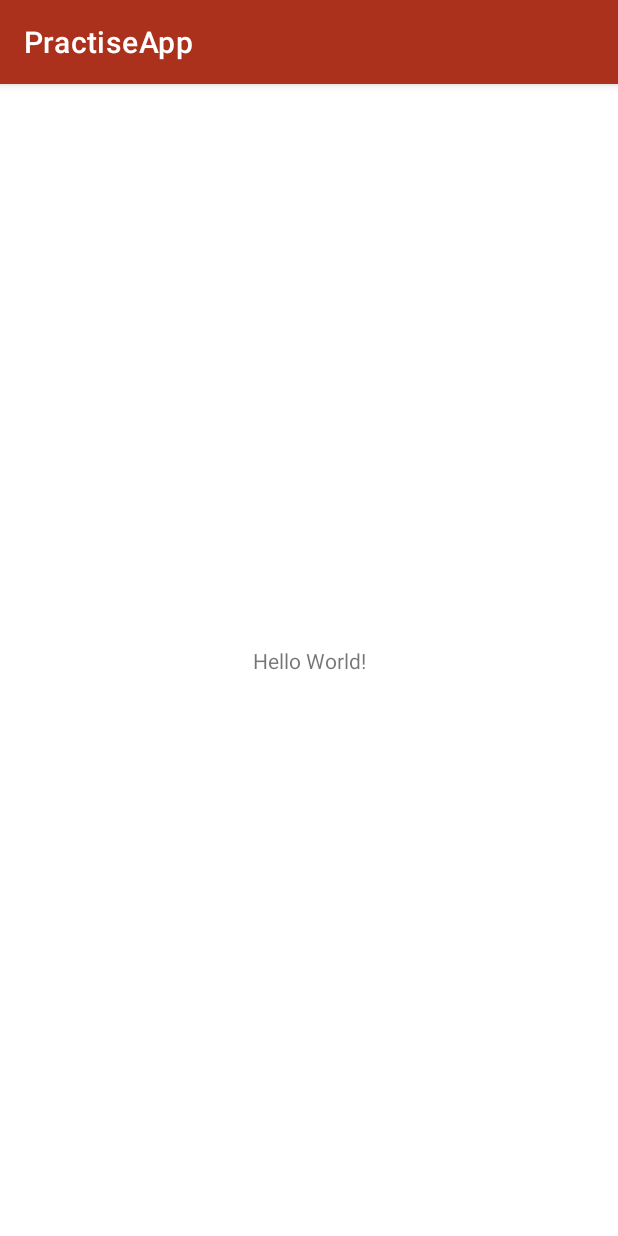
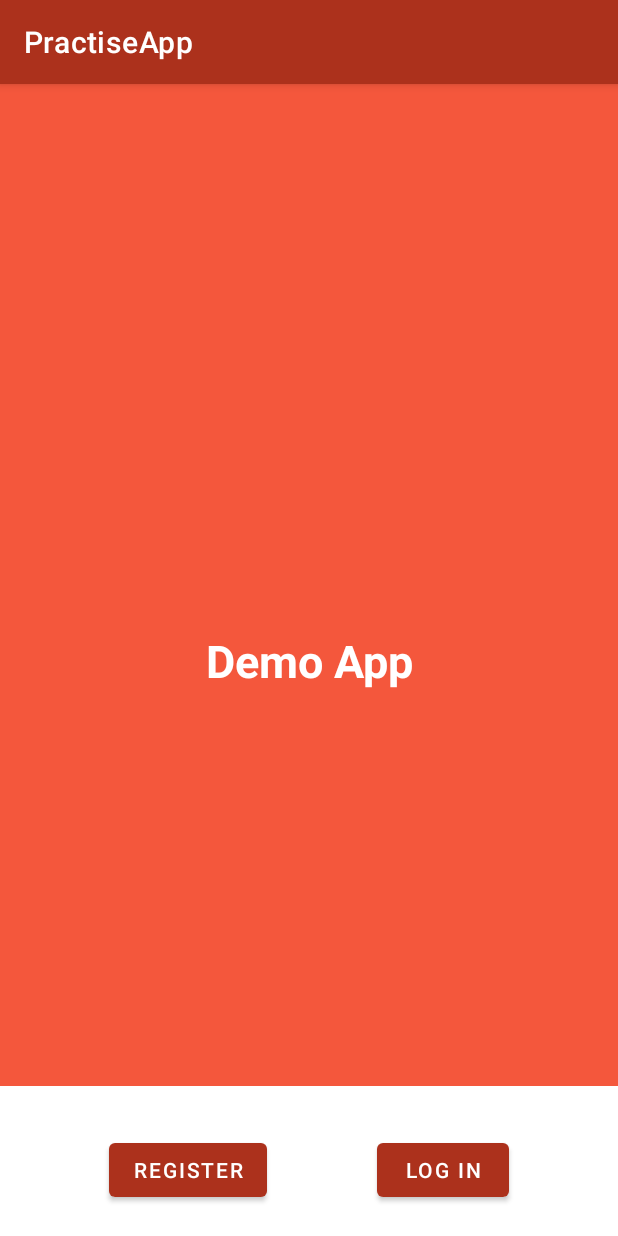
Before and after one commit to 20012001amiramir/PractiseApp, an Android app: the screen it shows after launch (MainActivity), on a phone screen of 412 x 824 dp. Run offline under Robolectric (Android 15) with nearby library versions, the phone set to English and light mode, and no system bars; our stand-ins replace Dagger/Hilt's generated code.

```diff
--- a/app/src/main/AndroidManifest.xml
+++ b/app/src/main/AndroidManifest.xml
@@ -9,7 +9,7 @@
         android:roundIcon="@mipmap/ic_launcher_round"
         android:supportsRtl="true"
         android:theme="@style/Theme.PractiseApp">
-        <activity android:name=".MainActivity">
+        <activity android:name=".presentation.MainActivity">
             <intent-filter>
                 <action android:name="android.intent.action.MAIN" />
 
--- /dev/null
+++ b/app/src/main/java/com/example/practiseapp/domain/usecases/AuthUseCases/InputUseCase.kt
@@ -0,0 +1,4 @@
+package com.example.practiseapp.domain.usecases.AuthUseCases
+
+class InputUseCase {
+}
--- /dev/null
+++ b/app/src/main/java/com/example/practiseapp/domain/usecases/AuthUseCases/OutUsecase.kt
@@ -0,0 +1,4 @@
+package com.example.practiseapp.domain.usecases.AuthUseCases
+
+class OutUsecase {
+}
--- /dev/null
+++ b/app/src/main/java/com/example/practiseapp/domain/usecases/AuthUseCases/UpUsecase.kt
@@ -0,0 +1,4 @@
+package com.example.practiseapp.domain.usecases.AuthUseCases
+
+class UpUsecase {
+}
--- a/app/src/main/java/com/example/practiseapp/MainActivity.kt
+++ b/app/src/main/java/com/example/practiseapp/presentation/MainActivity.kt
@@ -1,11 +1,14 @@
-package com.example.practiseapp
+package com.example.practiseapp.presentation
 
 import androidx.appcompat.app.AppCompatActivity
 import android.os.Bundle
+import com.example.practiseapp.R
+import dagger.hilt.android.AndroidEntryPoint
 
+@AndroidEntryPoint
 class MainActivity : AppCompatActivity() {
     override fun onCreate(savedInstanceState: Bundle?) {
         super.onCreate(savedInstanceState)
-        setContentView(R.layout.activity_main)
+        setContentView(R.layout.start_page)
     }
 }
--- a/app/src/main/res/layout/activity_main.xml
+++ /dev/null
@@ -1,18 +0,0 @@
-<?xml version="1.0" encoding="utf-8"?>
-<androidx.constraintlayout.widget.ConstraintLayout xmlns:android="http://schemas.android.com/apk/res/android"
-    xmlns:app="http://schemas.android.com/apk/res-auto"
-    xmlns:tools="http://schemas.android.com/tools"
-    android:layout_width="match_parent"
-    android:layout_height="match_parent"
-    tools:context=".MainActivity">
-
-    <TextView
-        android:layout_width="wrap_content"
-        android:layout_height="wrap_content"
-        android:text="Hello World!"
-        app:layout_constraintBottom_toBottomOf="parent"
-        app:layout_constraintLeft_toLeftOf="parent"
-        app:layout_constraintRight_toRightOf="parent"
-        app:layout_constraintTop_toTopOf="parent" />
-
-</androidx.constraintlayout.widget.ConstraintLayout>
--- a/app/src/main/res/values-night/themes.xml
+++ b/app/src/main/res/values-night/themes.xml
@@ -2,12 +2,12 @@
     <!-- Base application theme. -->
     <style name="Theme.PractiseApp" parent="Theme.MaterialComponents.DayNight.DarkActionBar">
         <!-- Primary brand color. -->
-        <item name="colorPrimary">@color/purple_200</item>
-        <item name="colorPrimaryVariant">@color/purple_700</item>
-        <item name="colorOnPrimary">@color/black</item>
+        <item name="colorPrimary">@color/dark_coral</item>
+        <item name="colorPrimaryVariant">@color/grey</item>
+        <item name="colorOnPrimary">@color/white</item>
         <!-- Secondary brand color. -->
-        <item name="colorSecondary">@color/teal_200</item>
-        <item name="colorSecondaryVariant">@color/teal_200</item>
+        <item name="colorSecondary">@color/light_grey</item>
+        <item name="colorSecondaryVariant">@color/light_grey</item>
         <item name="colorOnSecondary">@color/black</item>
         <!-- Status bar color. -->
         <item name="android:statusBarColor" tools:targetApi="l">?attr/colorPrimaryVariant</item>
```
Also changed, not shown: app/build.gradle (+18 -2 lines), app/src/main/java/com/example/practiseapp/App.kt (added, +7 -0 lines), app/src/main/java/com/example/practiseapp/data/di/NetworkModule.kt (added, +42 -0 lines), app/src/main/java/com/example/practiseapp/data/network/AuthApi.kt (added, +17 -0 lines), app/src/main/java/com/example/practiseapp/data/network/dto/UserSignIn.kt (added, +11 -0 lines), app/src/main/java/com/example/practiseapp/data/network/dto/UserSignInResponse.kt (added, +23 -0 lines), app/src/main/java/com/example/practiseapp/data/network/dto/UserSignUp.kt (added, +17 -0 lines), app/src/main/java/com/example/practiseapp/data/network/dto/UserSignUpResponse.kt (added, +17 -0 lines), app/src/main/java/com/example/practiseapp/data/network/mappers/AccountUserApiMapper.kt (added, +38 -0 lines), app/src/main/java/com/example/practiseapp/data/repositories/AuthRepository.kt (added, +31 -0 lines), app/src/main/java/com/example/practiseapp/domain/common/Result.kt (added, +17 -0 lines), app/src/main/java/com/example/practiseapp/domain/entities/AccountUser.kt (added, +10 -0 lines), app/src/main/java/com/example/practiseapp/domain/repositories/IAuthRepository.kt (added, +12 -0 lines).
